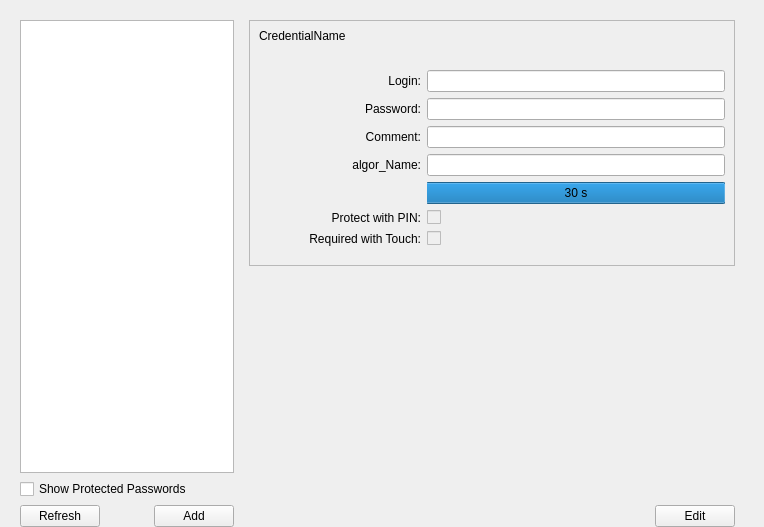
Above: nitrokeyapp/ui/secrets_tab.ui from Nitrokey/nitrokey-app2 before the change. Below: the same form after it.
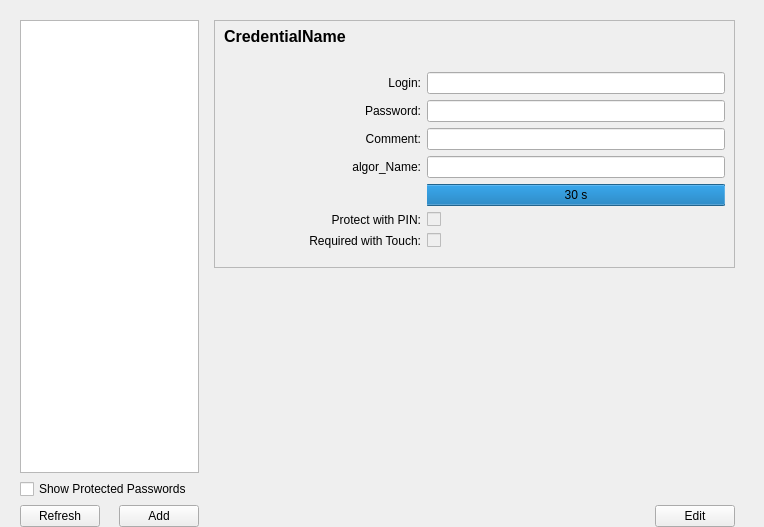
That is the form after the change. The open tabs and pages were chosen to show the change. Icons and pictures are not drawn.

Commit message: add the new secret_tab in ui

```diff
--- a/nitrokeyapp/ui/secrets_tab.ui
+++ b/nitrokeyapp/ui/secrets_tab.ui
@@ -181,6 +181,13 @@
                   <verstretch>0</verstretch>
                  </sizepolicy>
                 </property>
+                <property name="font">
+                 <font>
+                  <pointsize>12</pointsize>
+                  <weight>75</weight>
+                  <bold>true</bold>
+                 </font>
+                </property>
                 <property name="text">
                  <string>CredentialName</string>
                 </property>
```
Left out of the diff: 9 changed lines with no effect on the pictures. The commit also changes 1 other file.
